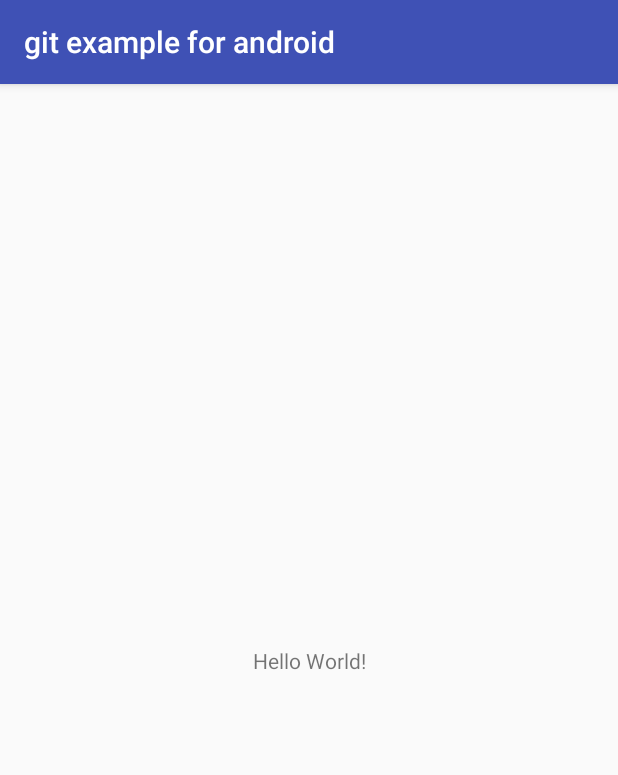
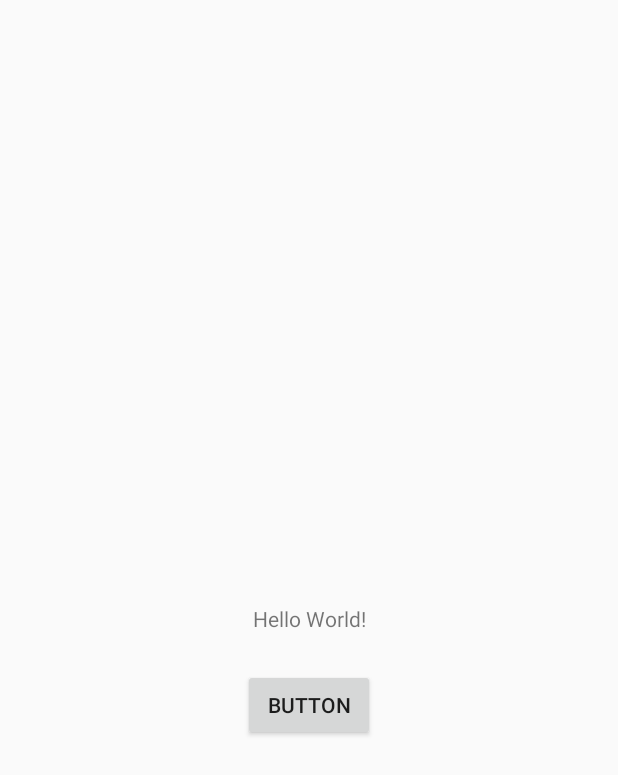
Before and after one commit to pshetty18/gitexampleforandroid, an Android app: the screen it shows after launch (MainActivity), on a phone screen of 412 x 824 dp. Shown: the top 775 px of the screen. Run offline under Robolectric (Android 15) with nearby library versions, the phone set to English and light mode, and no system bars.

Commit message:
Added a button

```diff
--- a/app/src/main/res/layout/activity_main.xml
+++ b/app/src/main/res/layout/activity_main.xml
@@ -7,6 +7,7 @@
     tools:context=".MainActivity">
 
     <TextView
+        android:id="@+id/textView"
         android:layout_width="wrap_content"
         android:layout_height="wrap_content"
         android:text="Hello World!"
@@ -15,4 +16,15 @@
         app:layout_constraintRight_toRightOf="parent"
         app:layout_constraintTop_toTopOf="parent" />
 
+    <Button
+        android:id="@+id/button"
+        android:layout_width="wrap_content"
+        android:layout_height="wrap_content"
+        android:layout_marginTop="24dp"
+        android:text="Button"
+        app:layout_constraintEnd_toEndOf="parent"
+        app:layout_constraintHorizontal_bias="0.5"
+        app:layout_constraintStart_toStartOf="parent"
+        app:layout_constraintTop_toBottomOf="@+id/textView" />
+
 </android.support.constraint.ConstraintLayout>
--- a/app/src/main/res/values/styles.xml
+++ b/app/src/main/res/values/styles.xml
@@ -1,7 +1,7 @@
 <resources>
 
     <!-- Base application theme. -->
-    <style name="AppTheme" parent="Theme.AppCompat.Light.DarkActionBar">
+    <style name="AppTheme" parent="Theme.AppCompat.Light.NoActionBar">
         <!-- Customize your theme here. -->
         <item name="colorPrimary">@color/colorPrimary</item>
         <item name="colorPrimaryDark">@color/colorPrimaryDark</item>
```
